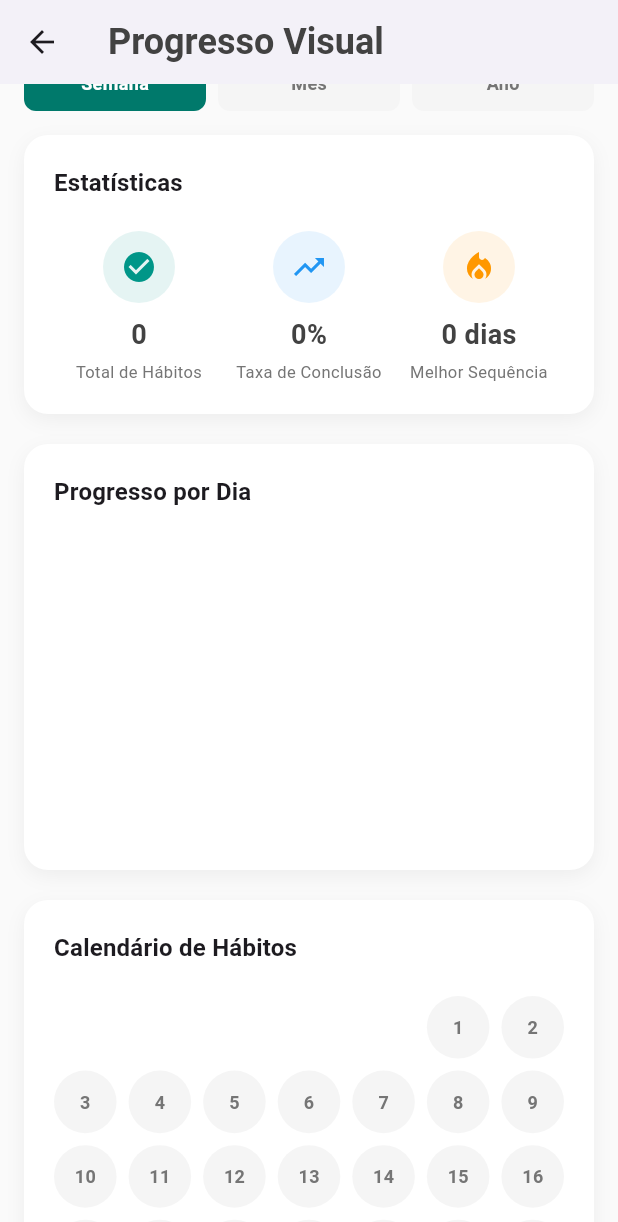
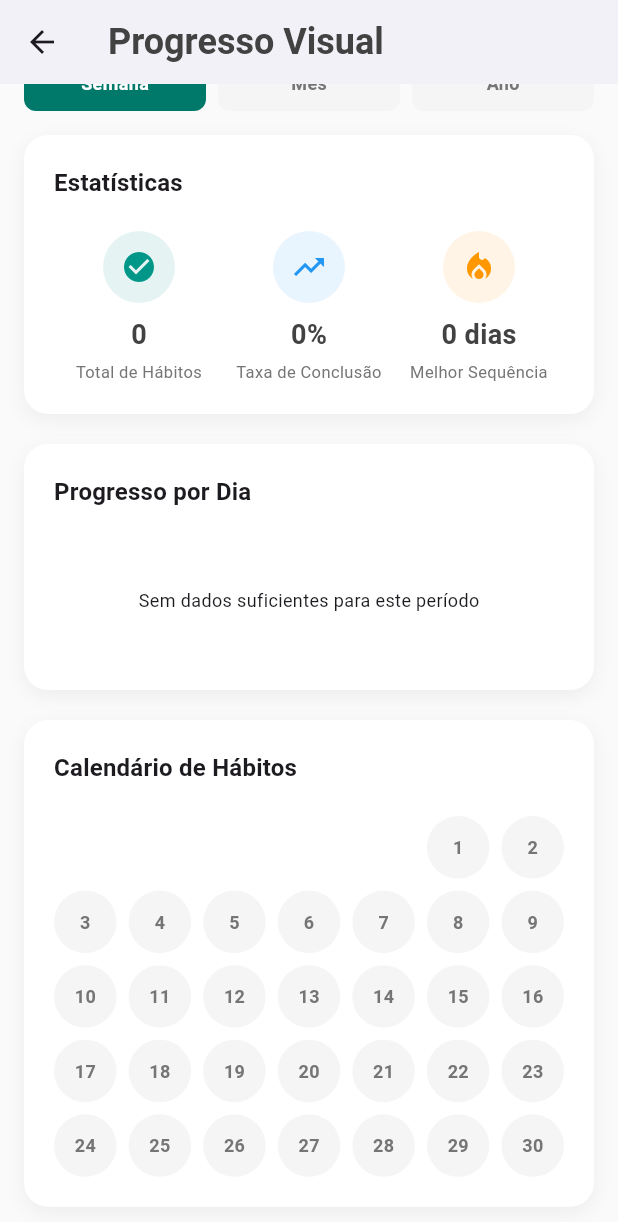
Before and after one commit to guilhermefelipe-97/Habit-Tracking-App, a Flutter app: the ProgressView screen opened directly, scrolled down 35 dp, on a phone screen of 412 x 824 dp. Shown: the top 1222 px of the screen. Run offline on Flutter 3.47's test engine with Material 3 defaults, Android fonts, the phone set to English and light mode, and no system bars; our stand-ins replace cloud_firestore, firebase_auth, firebase_core, firebase_messaging, share_plus; accounts and stored records are empty; generated files the repository leaves out were written again.

Commit message:
Update 29/11

```diff
--- a/lib/viewmodels/dashboard_viewmodel.dart
+++ b/lib/viewmodels/dashboard_viewmodel.dart
@@ -23,6 +23,7 @@ class DashboardViewModel extends ChangeNotifier {
 
     try {
       _habits = await _habitRepository.getAllHabits();
+      print('Habits carregados: ${_habits.length}');
     } catch (e) {
       print('Erro ao carregar hábitos: $e');
     } finally {
@@ -30,6 +31,7 @@ class DashboardViewModel extends ChangeNotifier {
       notifyListeners();
     }
   }
+
 
   Future<void> toggleHabit(String habitId) async {
     try {
--- a/lib/viewmodels/notifications_viewmodel.dart
+++ b/lib/viewmodels/notifications_viewmodel.dart
@@ -1,4 +1,4 @@
-import 'package:flutter/material.dart';
+  import 'package:flutter/material.dart';
 import '../models/notification_model.dart';
 import '../repositories/notification_repository.dart';
 
--- a/lib/viewmodels/register_viewmodel.dart
+++ b/lib/viewmodels/register_viewmodel.dart
@@ -1,9 +1,10 @@
 import 'package:flutter/material.dart';
-import 'package:provider/provider.dart';
 import '../services/auth_service.dart';
+import '../services/firestore_service.dart';
 
 class RegisterViewModel extends ChangeNotifier {
   final AuthService _authService = AuthService();
+  final FirestoreService _firestoreService = FirestoreService();
 
   bool _isLoading = false;
   String _errorMessage = '';
@@ -35,7 +36,6 @@ class RegisterViewModel extends ChangeNotifier {
     required String confirmPassword,
     required String displayName,
   }) async {
-    // Validar entradas
     final validationError = _validateInput(
       email: email,
       password: password,
@@ -54,7 +54,6 @@ class RegisterViewModel extends ChangeNotifier {
     notifyListeners();
 
     try {
-      // Tenta registrar o usuário
       final user = await _authService.register(
         email,
         password,
@@ -62,6 +61,9 @@ class RegisterViewModel extends ChangeNotifier {
       );
 
       if (user != null) {
+        // salva o nome completo no Firestore
+        await _firestoreService.updateUserProfile(name: displayName);
+
         _isLoading = false;
         _errorMessage = '';
         notifyListeners();
@@ -73,7 +75,6 @@ class RegisterViewModel extends ChangeNotifier {
         return false;
       }
     } catch (e) {
-      // Captura erro e extrai mensagem
       _errorMessage = _parseError(e.toString());
       _isLoading = false;
       notifyListeners();
--- a/lib/views/progress/progress_view.dart
+++ b/lib/views/progress/progress_view.dart
@@ -22,9 +22,7 @@ class _ProgressViewState extends State<ProgressView> {
 
   @override
   Widget build(BuildContext context) {
-    return ChangeNotifierProvider(
-      create: (_) => ProgressViewModel(),
-      child: Scaffold(
+    return Scaffold(
       backgroundColor: Colors.grey[50],
       appBar: AppBar(
         elevation: 0,
@@ -111,9 +109,10 @@ class _ProgressViewState extends State<ProgressView> {
                       children: [
                         Text(
                           'Estatísticas',
-                            style: Theme.of(context).textTheme.titleMedium?.copyWith(
-                              fontWeight: FontWeight.bold,
-                            ),
+                          style: Theme.of(context)
+                              .textTheme
+                              .titleMedium
+                              ?.copyWith(fontWeight: FontWeight.bold),
                         ),
                         const SizedBox(height: 20),
                         Row(
@@ -127,7 +126,8 @@ class _ProgressViewState extends State<ProgressView> {
                             ),
                             _StatCard(
                               label: 'Taxa de Conclusão',
-                                value: '${viewModel.completionRate.toStringAsFixed(0)}%',
+                              value:
+                              '${viewModel.completionRate.toStringAsFixed(0)}%',
                               icon: Icons.trending_up,
                               color: Colors.blue,
                             ),
@@ -145,7 +145,7 @@ class _ProgressViewState extends State<ProgressView> {
                 ),
                 const SizedBox(height: 20),
 
-                  // Gráfico de Barras Semanal
+                // Gráfico de Progresso
                 Padding(
                   padding: const EdgeInsets.symmetric(horizontal: 16),
                   child: Container(
@@ -165,10 +165,13 @@ class _ProgressViewState extends State<ProgressView> {
                       crossAxisAlignment: CrossAxisAlignment.start,
                       children: [
                         Text(
-                            'Progresso por Dia',
-                            style: Theme.of(context).textTheme.titleMedium?.copyWith(
-                              fontWeight: FontWeight.bold,
-                            ),
+                          _selectedPeriod == 'year'
+                              ? 'Progresso por Mês'
+                              : 'Progresso por Dia',
+                          style: Theme.of(context)
+                              .textTheme
+                              .titleMedium
+                              ?.copyWith(fontWeight: FontWeight.bold),
                         ),
                         const SizedBox(height: 20),
                         _ProgressChart(
@@ -181,7 +184,8 @@ class _ProgressViewState extends State<ProgressView> {
                 ),
                 const SizedBox(height: 20),
 
-                  // Calendário
+                // Calendário – só na aba Semana
+                if (_selectedPeriod == 'week')
                   Padding(
                     padding: const EdgeInsets.symmetric(horizontal: 16),
                     child: Container(
@@ -202,9 +206,10 @@ class _ProgressViewState extends State<ProgressView> {
                         children: [
                           Text(
                             'Calendário de Hábitos',
-                            style: Theme.of(context).textTheme.titleMedium?.copyWith(
-                              fontWeight: FontWeight.bold,
-                            ),
+                            style: Theme.of(context)
+                                .textTheme
+                                .titleMedium
+                                ?.copyWith(fontWeight: FontWeight.bold),
                           ),
                           const SizedBox(height: 20),
                           _HabitCalendar(
@@ -214,40 +219,10 @@ class _ProgressViewState extends State<ProgressView> {
                       ),
                     ),
                   ),
-                  const SizedBox(height: 20),
-
-                  // Hábitos com Melhor Performance
-                  Padding(
-                    padding: const EdgeInsets.symmetric(horizontal: 16),
-                    child: Text(
-                      'Seus Melhores Hábitos',
-                      style: Theme.of(context).textTheme.titleMedium?.copyWith(
-                        fontWeight: FontWeight.bold,
-                      ),
-                    ),
-                  ),
-                  const SizedBox(height: 12),
-                  Padding(
-                    padding: const EdgeInsets.symmetric(horizontal: 16),
-                    child: Column(
-                      children: viewModel.topHabits.map((habit) {
-                        return Padding(
-                          padding: const EdgeInsets.only(bottom: 12),
-                          child: _TopHabitCard(
-                            habitName: habit['name'] as String,
-                            completionRate: habit['completionRate'] as double,
-                            streak: habit['streak'] as int,
-                          ),
-                        );
-                      }).toList(),
-                    ),
-                  ),
-
-                  const SizedBox(height: 24),
+                if (_selectedPeriod == 'week') const SizedBox(height: 20),
               ],
             );
           },
-          ),
         ),
       ),
     );
@@ -359,7 +334,49 @@ class _ProgressChart extends StatelessWidget {
 
   @override
   Widget build(BuildContext context) {
-    double maxValue = data.isEmpty ? 1 : data.reduce((a, b) => a > b ? a : b);
+    // Sem dados
+    if (data.isEmpty) {
+      return const SizedBox(
+        height: 80,
+        child: Center(
+          child: Text(
+            'Sem dados suficientes para este período',
+            style: TextStyle(fontSize: 12),
+          ),
+        ),
+      );
+    }
+
+    // Limita a quantidade de barras exibidas
+    const int maxBars = 14;
+    final List<double> visibleData =
+    data.length > maxBars ? data.sublist(data.length - maxBars) : data;
+
+    double maxValue =
+    visibleData.isEmpty ? 1 : visibleData.reduce((a, b) => a > b ? a : b);
+
+    // Labels
+    List<String> labels;
+    if (period == 'week') {
+      labels = ['Seg', 'Ter', 'Qua', 'Qui', 'Sex', 'Sab', 'Dom'];
+    } else if (period == 'month') {
+      labels = List.generate(visibleData.length, (i) => '${i + 1}');
+    } else {
+      labels = [
+        'Jan',
+        'Fev',
+        'Mar',
+        'Abr',
+        'Mai',
+        'Jun',
+        'Jul',
+        'Ago',
+        'Set',
+        'Out',
+        'Nov',
+        'Dez'
+      ];
+    }
 
     return SizedBox(
       height: 200,
@@ -367,31 +384,25 @@ class _ProgressChart extends StatelessWidget {
         crossAxisAlignment: CrossAxisAlignment.end,
         mainAxisAlignment: MainAxisAlignment.spaceAround,
         children: List.generate(
-          data.length,
+          visibleData.length,
               (index) {
-            double percentage = data[index] / maxValue;
-            List<String> labels = period == 'week'
-                ? ['Seg', 'Ter', 'Qua', 'Qui', 'Sex', 'Sab', 'Dom']
-                : period == 'month'
-                ? List.generate(data.length, (i) => '${i + 1}')
-                : ['Jan', 'Fev', 'Mar', 'Abr', 'Mai', 'Jun', 'Jul', 'Ago', 'Set', 'Out', 'Nov', 'Dez'];
+            double percentage = visibleData[index] / maxValue;
 
             return Expanded(
               child: Column(
                 mainAxisAlignment: MainAxisAlignment.end,
                 children: [
                   Expanded(
+                    child: Align(
+                      alignment: Alignment.bottomCenter,
+                      child: FractionallySizedBox(
+                        heightFactor: percentage.isNaN ? 0 : percentage,
                         child: Container(
-                      width: 24,
+                          width: 16,
                           decoration: BoxDecoration(
                             color: Colors.teal[700],
                             borderRadius: BorderRadius.circular(8),
                           ),
-                      child: Align(
-                        alignment: Alignment.bottomCenter,
-                        child: FractionallySizedBox(
-                          heightFactor: percentage.isNaN ? 0 : percentage,
-                          child: Container(),
                         ),
                       ),
                     ),
@@ -439,10 +450,7 @@ class _HabitCalendar extends StatelessWidget {
     for (int day = 1; day <= daysInMonth; day++) {
       DateTime date = DateTime(now.year, now.month, day);
       bool isCompleted = completedDays.any((d) =>
-        d.year == date.year &&
-        d.month == date.month &&
-        d.day == date.day
-      );
+      d.year == date.year && d.month == date.month && d.day == date.day);
 
       calendarDays.add(
         Container(
@@ -532,7 +540,8 @@ class _TopHabitCard extends StatelessWidget {
                 const SizedBox(height: 4),
                 Row(
                   children: [
-                    Icon(Icons.trending_up, size: 14, color: Colors.green),
+                    const Icon(Icons.trending_up,
+                        size: 14, color: Colors.green),
                     const SizedBox(width: 4),
                     Text(
                       '${completionRate.toStringAsFixed(0)}%',
@@ -549,11 +558,12 @@ class _TopHabitCard extends StatelessWidget {
           Column(
             crossAxisAlignment: CrossAxisAlignment.end,
             children: [
-              Icon(Icons.local_fire_department, size: 18, color: Colors.orange),
+              const Icon(Icons.local_fire_department,
+                  size: 18, color: Colors.orange),
               const SizedBox(height: 2),
               Text(
                 '$streak dias',
-                style: TextStyle(
+                style: const TextStyle(
                   fontWeight: FontWeight.bold,
                   fontSize: 12,
                   color: Colors.orange,
--- a/lib/views/register/register_view.dart
+++ b/lib/views/register/register_view.dart
@@ -1,6 +1,7 @@
 import 'package:flutter/material.dart';
 import 'package:provider/provider.dart';
 import '../../viewmodels/register_viewmodel.dart';
+import '../../routes/app_routes.dart';
 
 class RegisterView extends StatefulWidget {
   const RegisterView({Key? key}) : super(key: key);
@@ -43,7 +44,7 @@ class _RegisterViewState extends State<RegisterView> {
         backgroundColor: Colors.white,
         leading: IconButton(
           icon: Icon(Icons.arrow_back, color: Colors.teal[700]),
-          onPressed: () => Navigator.pop(context),
+          onPressed: () => AppRoutes.goToLogin(context),
         ),
       ),
       body: SingleChildScrollView(
@@ -343,7 +344,7 @@ class _RegisterViewState extends State<RegisterView> {
                   ),
                   GestureDetector(
                     onTap: () {
-                      Navigator.pop(context);
+                      AppRoutes.goToLogin(context);
                     },
                     child: Text(
                       'Faça login',
```
Also changed, not shown: lib/main.dart (+24 -6 lines), lib/models/notification_model.dart (+19 -23 lines), lib/repositories/progress_repository.dart (+20 -9 lines), lib/viewmodels/habit_creation_viewmodel.dart (+20 -0 lines), lib/views/dashboard/dashboard_view.dart (+78 -23 lines), lib/views/gamification/gamification_view.dart (+39 -27 lines), lib/views/habit_creation/habit_creation_view.dart (+2 -5 lines), lib/views/notifications/notifications_view.dart (+3 -5 lines). Lines whose indentation alone changed are shown as unchanged.
